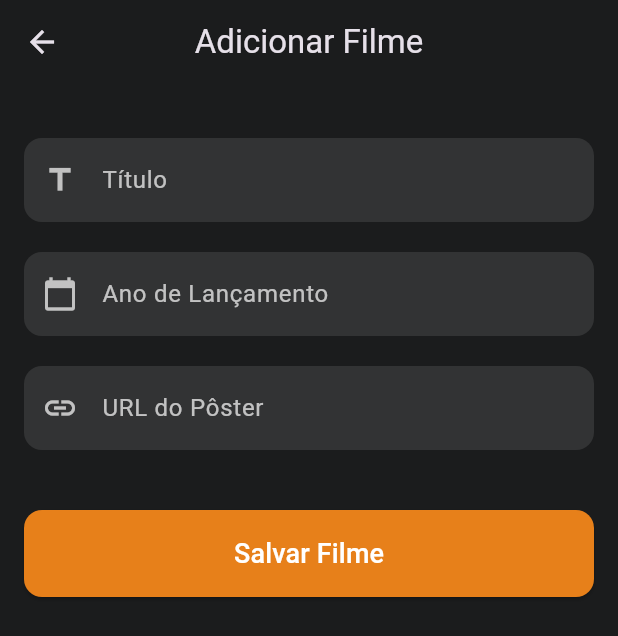
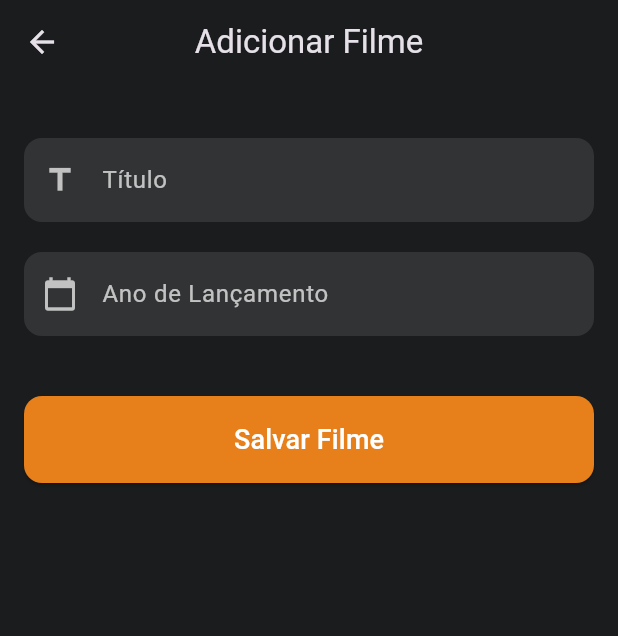
Before and after one commit to guilhermecarv32/lista_filmes, a Flutter app: the AddMoviePage screen opened directly, on a phone screen of 412 x 824 dp. Shown: the top 636 px of the screen. Run offline on Flutter 3.47's test engine with Material 3 defaults, Android fonts, the phone set to English and light mode, and no system bars.

Commit message:
tela de adicionar filmes - edicao + verificacao de titulo ao adicionar

```diff
--- a/lib/adicionar.dart
+++ b/lib/adicionar.dart
@@ -10,33 +10,32 @@ class AddMoviePage extends StatefulWidget {
 }
 
 class _AddMoviePageState extends State<AddMoviePage> {
-  // Controladores para pegar o texto dos campos
   final _titleController = TextEditingController();
   final _yearController = TextEditingController();
-  final _posterUrlController = TextEditingController();
 
-  // Chave para o formulário, útil para validação futura
+  // Chave para o formulário, agora será usada para validação.
   final _formKey = GlobalKey<FormState>();
 
   @override
   void dispose() {
-    // Limpar os controladores quando a tela for fechada para liberar memória
     _titleController.dispose();
     _yearController.dispose();
-    _posterUrlController.dispose();
     super.dispose();
   }
 
-  // Função para criar os campos de texto com estilo padronizado
   Widget _buildTextField({
     required TextEditingController controller,
     required String labelText,
     required IconData icon,
     TextInputType keyboardType = TextInputType.text,
+    // NOVO: Adicionamos um parâmetro opcional para o validador
+    String? Function(String?)? validator,
   }) {
     return TextFormField(
       controller: controller,
       keyboardType: keyboardType,
+      // NOVO: Atribuímos o validador ao campo de texto
+      validator: validator,
       decoration: InputDecoration(
         labelText: labelText,
         labelStyle: const TextStyle(color: Colors.white70),
@@ -55,9 +54,17 @@ class _AddMoviePageState extends State<AddMoviePage> {
           borderRadius: BorderRadius.circular(12.0),
           borderSide: const BorderSide(color: Color(0xFFE7801A)),
         ),
+        // Estilo para a mensagem de erro
+        errorBorder: OutlineInputBorder(
+          borderRadius: BorderRadius.circular(12.0),
+          borderSide: const BorderSide(color: Colors.redAccent),
+        ),
+        focusedErrorBorder: OutlineInputBorder(
+          borderRadius: BorderRadius.circular(12.0),
+          borderSide: const BorderSide(color: Colors.redAccent, width: 2),
+        ),
       ),
       style: const TextStyle(color: Colors.white),
-      // Adicionaremos validação aqui no futuro
     );
   }
 
@@ -66,14 +73,12 @@ class _AddMoviePageState extends State<AddMoviePage> {
     return Scaffold(
       backgroundColor: const Color(0xFF1B1C1D),
       appBar: AppBar(
-        // O Flutter adiciona o botão de voltar automaticamente
         title: const Text('Adicionar Filme'),
-        backgroundColor: const Color(0xFF1B1C1D), // Mesma cor do fundo
-        elevation: 0, // Sem sombra na appbar
+        backgroundColor: const Color(0xFF1B1C1D),
+        elevation: 0,
         centerTitle: true,
       ),
       body: SingleChildScrollView(
-        // Permite rolar a tela se o teclado cobrir os campos
         padding: const EdgeInsets.all(16.0),
         child: Form(
           key: _formKey,
@@ -81,33 +86,44 @@ class _AddMoviePageState extends State<AddMoviePage> {
             crossAxisAlignment: CrossAxisAlignment.stretch,
             children: [
               const SizedBox(height: 20),
+              // Campo de Título com o validador
               _buildTextField(
                 controller: _titleController,
                 labelText: 'Título',
                 icon: Icons.title,
+                // NOVO: Lógica de validação para o título
+                validator: (value) {
+                  if (value == null || value.trim().isEmpty) {
+                    return 'O título é obrigatório.';
+                  }
+                  return null; // Retornar null significa que o campo é válido
+                },
               ),
               const SizedBox(height: 20),
+              // Outros campos não têm validador, pois não são obrigatórios
               _buildTextField(
                 controller: _yearController,
                 labelText: 'Ano de Lançamento',
                 icon: Icons.calendar_today,
                 keyboardType: TextInputType.number,
               ),
-              const SizedBox(height: 20),
-              _buildTextField(
-                controller: _posterUrlController,
-                labelText: 'URL do Pôster',
-                icon: Icons.link,
-              ),
               const SizedBox(height: 40),
               ElevatedButton(
                 onPressed: () {
-                  // Lógica para salvar o filme virá aqui
-                  final title = _titleController.text;
-                  final year = _yearController.text;
-                  print('Salvando filme: $title ($year)');
-                  // Fechar a tela após salvar
-                  Navigator.pop(context);
+                  // NOVO: Adicionamos a verificação do formulário
+                  // O '!' garante ao Dart que _formKey.currentState não será nulo aqui.
+                  if (_formKey.currentState!.validate()) {
+                    // Se o formulário for válido, execute o código de salvar.
+                    final title = _titleController.text;
+                    final year = _yearController.text;
+                    print('Formulário válido! Salvando filme: $title ($year)');
+
+                    // Fecha a tela após salvar
+                    Navigator.pop(context);
+                  } else {
+                    // Se o formulário for inválido, a mensagem de erro já apareceu na tela.
+                    print('Formulário inválido!');
+                  }
                 },
                 style: ElevatedButton.styleFrom(
                   backgroundColor: const Color(0xFFE7801A),
```
